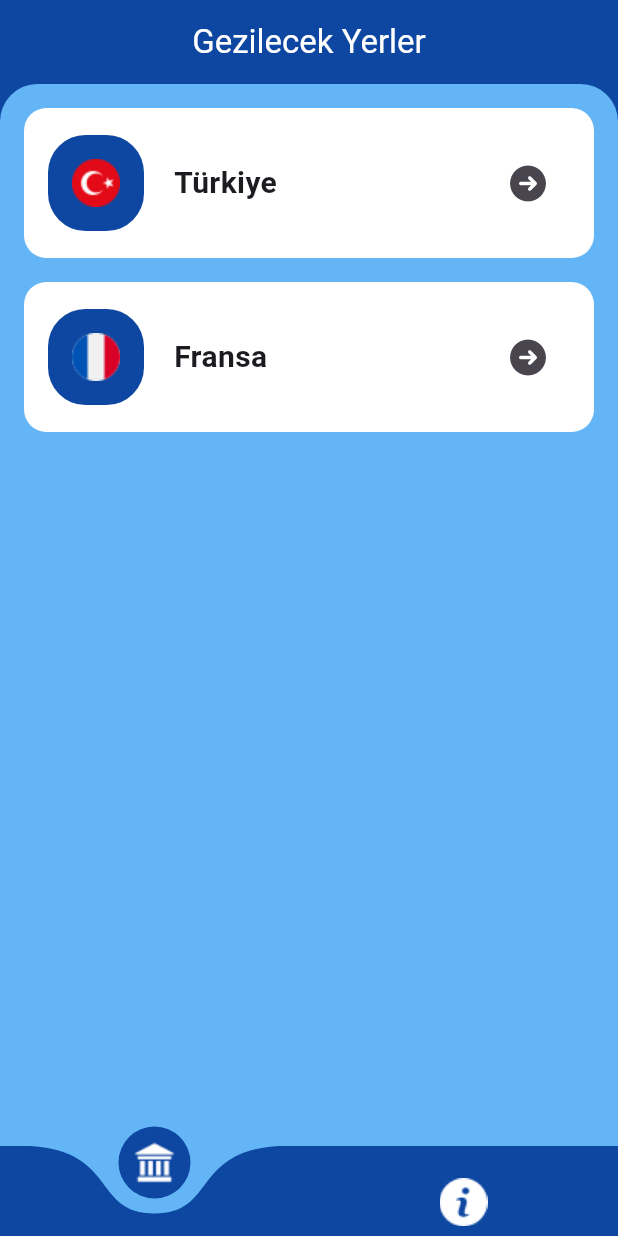
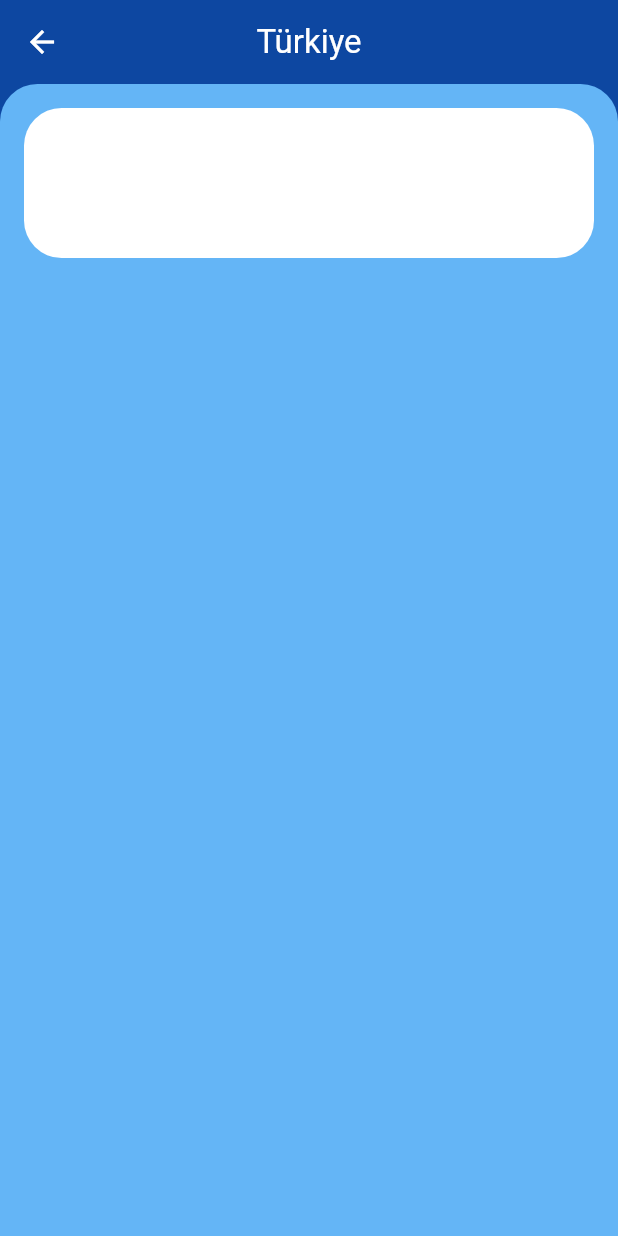
Before and after one commit to Berk2259/GezginRehberi, a Flutter app: the screen it shows after launch, after a tap on an icon or button, on a phone screen of 412 x 824 dp. Run offline on Flutter 3.47's test engine with Material 3 defaults, Android fonts, the phone set to English and light mode, and no system bars; drawn by our look-alikes of curved_navigation_bar; our stand-ins replace font_awesome_flutter.

Commit message:
detailSayfasının yapılmaya başlanması

```diff
--- /dev/null
+++ b/lib/Detail/historical_screen_detail.dart
@@ -0,0 +1,45 @@
+import 'package:flutter/material.dart';
+import 'package:gezgin_rehberi/Model/historical_detail_model_baslik.dart';
+
+class HistoricalScreenDetail extends StatelessWidget {
+  final HistoricalDetailModelBaslik ozellik;
+  HistoricalScreenDetail({super.key, required this.ozellik});
+
+  @override
+  Widget build(BuildContext context) {
+    return Scaffold(
+      backgroundColor: Colors.blue.shade900,
+      appBar: AppBar(
+        iconTheme: IconThemeData(color: Colors.white),
+        backgroundColor: Colors.blue.shade900,
+        centerTitle: true,
+        title: Text(ozellik.title, style: TextStyle(color: Colors.white)),
+      ),
+      body: Container(
+        width: double.infinity,
+        decoration: BoxDecoration(
+          borderRadius: BorderRadius.only(
+            topLeft: Radius.circular(25),
+            topRight: Radius.circular(25),
+          ),
+          color: Colors.blue.shade300,
+        ),
+        child: Column(
+          children: [
+            Padding(
+              padding: const EdgeInsets.all(16.0),
+              child: Container(
+                width: double.infinity,
+                height: 100,
+                decoration: BoxDecoration(
+                  borderRadius: BorderRadius.circular(25),
+                  color: Colors.white,
+                ),
+              ),
+            ),
+          ],
+        ),
+      ),
+    );
+  }
+}
--- /dev/null
+++ b/lib/Model/historical_detail_model_baslik.dart
@@ -0,0 +1,9 @@
+class HistoricalDetailModelBaslik {
+  final String title;
+  HistoricalDetailModelBaslik({required this.title});
+}
+
+List<HistoricalDetailModelBaslik> item = [
+  HistoricalDetailModelBaslik(title: 'Türkiye'),
+  HistoricalDetailModelBaslik(title: 'Fransa'),
+];
--- a/lib/Widgets/ulkeler_widget.dart
+++ b/lib/Widgets/ulkeler_widget.dart
@@ -1,5 +1,7 @@
 import 'package:flutter/material.dart';
 import 'package:font_awesome_flutter/font_awesome_flutter.dart';
+import 'package:gezgin_rehberi/Detail/historical_screen_detail.dart';
+import 'package:gezgin_rehberi/Model/historical_detail_model_baslik.dart';
 import 'package:gezgin_rehberi/Model/model.dart';
 
 class UlkelerWidget extends StatelessWidget {
@@ -42,7 +44,21 @@ class UlkelerWidget extends StatelessWidget {
               Padding(
                 padding: const EdgeInsets.only(right: 20.0),
                 child: IconButton(
-                  onPressed: () {},
+                  onPressed: () {
+                    Navigator.push(
+                      context,
+                      MaterialPageRoute(
+                        builder:
+                            (context) => HistoricalScreenDetail(
+                              ozellik: HistoricalDetailModelBaslik(
+                                title:
+                                    ozellik
+                                        .ulke, // Burada direkt ülke adını title yap
+                              ),
+                            ),
+                      ),
+                    );
+                  },
                   icon: Icon(FontAwesomeIcons.circleArrowRight),
                 ),
               ),
```
